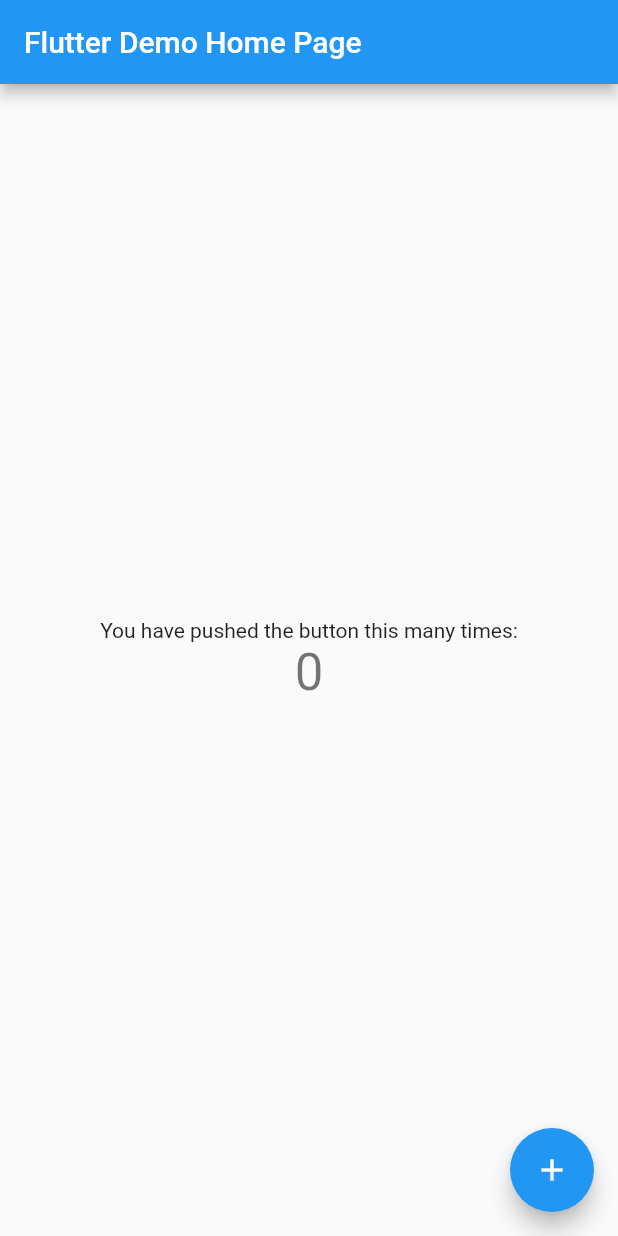
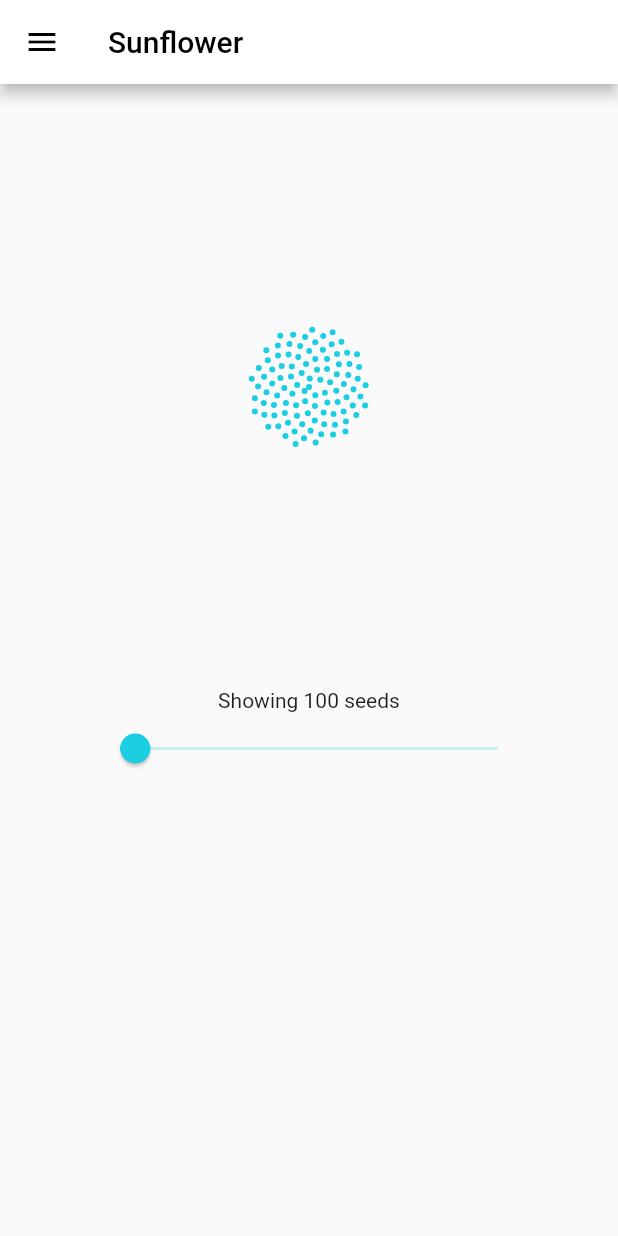
Before and after one commit to dmupster1/my_app, a Flutter app: the screen it shows after launch, on a phone screen of 412 x 824 dp. Run offline on Flutter 3.47's test engine with Material 2 defaults, Android fonts, the phone set to English and light mode, and no system bars.

Commit message:
hey tehere

```diff
--- a/lib/main.dart
+++ b/lib/main.dart
@@ -1,120 +1,147 @@
+// Copyright 2019 the Dart project authors. All rights reserved.
+// Use of this source code is governed by a BSD-style license
+// that can be found in the LICENSE file.
+
+import 'dart:math' as math;
 import 'package:flutter/material.dart';
 
-String getFullName(String firstName, String lastName) {
-  return '$firstName $lastName';
+const Color primaryColor = Color.fromARGB(255, 27, 206, 226);
+const TargetPlatform platform = TargetPlatform.android;
+
+void main() {
+  runApp(Sunflower());
 }
 
-void main() {
-  runApp(const MyApp());
+class SunflowerPainter extends CustomPainter {
+  static const seedRadius = 2.0;
+  static const scaleFactor = 4;
+  static const tau = math.pi * 2;
+
+  static final phi = (math.sqrt(5) + 1) / 2;
+
+  final int seeds;
+
+  SunflowerPainter(this.seeds);
+
+  @override
+  void paint(Canvas canvas, Size size) {
+    final center = size.width / 2;
+
+    for (var i = 0; i < seeds; i++) {
+      final theta = i * tau / phi;
+      final r = math.sqrt(i) * scaleFactor;
+      final x = center + r * math.cos(theta);
+      final y = center - r * math.sin(theta);
+      final offset = Offset(x, y);
+      if (!size.contains(offset)) {
+        continue;
       }
-
-class MyApp extends StatelessWidget {
-  const MyApp({super.key});
-
-  // This widget is the root of your application.
-  @override
-  Widget build(BuildContext context) {
-    print(getFullName("Usama", "Shaukat"));
-    return MaterialApp(
-      title: 'Flutter Demo',
-      theme: ThemeData(
-        // This is the theme of your application.
-        //
-        // Try running your application with "flutter run". You'll see the
-        // application has a blue toolbar. Then, without quitting the app, try
-        // changing the primarySwatch below to Colors.green and then invoke
-        // "hot reload" (press "r" in the console where you ran "flutter run",
-        // or simply save your changes to "hot reload" in a Flutter IDE).
-        // Notice that the counter didn't reset back to zero; the application
-        // is not restarted.
-        primarySwatch: Colors.blue,
-      ),
-      home: const MyHomePage(title: 'Flutter Demo Home Page'),
-    );
+      drawSeed(canvas, x, y);
     }
   }
 
-class MyHomePage extends StatefulWidget {
-  const MyHomePage({super.key, required this.title});
-
-  // This widget is the home page of your application. It is stateful, meaning
-  // that it has a State object (defined below) that contains fields that affect
-  // how it looks.
-
-  // This class is the configuration for the state. It holds the values (in this
-  // case the title) provided by the parent (in this case the App widget) and
-  // used by the build method of the State. Fields in a Widget subclass are
-  // always marked "final".
-
-  final String title;
-
   @override
-  State<MyHomePage> createState() => _MyHomePageState();
+  bool shouldRepaint(SunflowerPainter oldDelegate) {
+    return oldDelegate.seeds != seeds;
   }
 
-class _MyHomePageState extends State<MyHomePage> {
-  int _counter = 0;
+  // Draw a small circle representing a seed centered at (x,y).
+  void drawSeed(Canvas canvas, double x, double y) {
+    final paint = Paint()
+      ..strokeWidth = 2
+      ..style = PaintingStyle.fill
+      ..color = primaryColor;
+    canvas.drawCircle(Offset(x, y), seedRadius, paint);
+  }
+}
 
-  void _incrementCounter() {
-    setState(() {
-      // This call to setState tells the Flutter framework that something has
-      // changed in this State, which causes it to rerun the build method below
-      // so that the display can reflect the updated values. If we changed
-      // _counter without calling setState(), then the build method would not be
-      // called again, and so nothing would appear to happen.
-      _counter++;
-    });
+class Sunflower extends StatefulWidget {
+  @override
+  State<StatefulWidget> createState() {
+    return _SunflowerState();
   }
+}
+
+class _SunflowerState extends State<Sunflower> {
+  double seeds = 100.0;
+
+  int get seedCount => seeds.floor();
 
   @override
   Widget build(BuildContext context) {
-    // This method is rerun every time setState is called, for instance as done
-    // by the _incrementCounter method above.
-    //
-    // The Flutter framework has been optimized to make rerunning build methods
-    // fast, so that you can just rebuild anything that needs updating rather
-    // than having to individually change instances of widgets.
-    return Scaffold(
+    return MaterialApp(
+      debugShowCheckedModeBanner: false,
+      theme: ThemeData().copyWith(
+        platform: platform,
+        brightness: Brightness.dark,
+        sliderTheme: SliderThemeData.fromPrimaryColors(
+          primaryColor: primaryColor,
+          primaryColorLight: primaryColor,
+          primaryColorDark: primaryColor,
+          valueIndicatorTextStyle: const DefaultTextStyle.fallback().style,
+        ),
+      ),
+      home: Scaffold(
         appBar: AppBar(
-        // Here we take the value from the MyHomePage object that was created by
-        // the App.build method, and use it to set our appbar title.
-        title: Text(widget.title),
+          title: const Text("Sunflower"),
         ),
-      body: Center(
-        // Center is a layout widget. It takes a single child and positions it
-        // in the middle of the parent.
-        child: Column(
-          // Column is also a layout widget. It takes a list of children and
-          // arranges them vertically. By default, it sizes itself to fit its
-          // children horizontally, and tries to be as tall as its parent.
-          //
-          // Invoke "debug painting" (press "p" in the console, choose the
-          // "Toggle Debug Paint" action from the Flutter Inspector in Android
-          // Studio, or the "Toggle Debug Paint" command in Visual Studio Code)
-          // to see the wireframe for each widget.
-          //
-          // Column has various properties to control how it sizes itself and
-          // how it positions its children. Here we use mainAxisAlignment to
-          // center the children vertically; the main axis here is the vertical
-          // axis because Columns are vertical (the cross axis would be
-          // horizontal).
-          mainAxisAlignment: MainAxisAlignment.center,
-          children: <Widget>[
-            const Text(
-              'You have pushed the button this many times:',
+        drawer: Drawer(
+          child: ListView(
+            children: const [
+              DrawerHeader(
+                child: Center(
+                  child: Text(
+                    "Sunflower 🌻",
+                    style: TextStyle(fontSize: 32),
                   ),
-            Text(
-              '$_counter',
-              style: Theme.of(context).textTheme.headlineMedium,
+                ),
               ),
             ],
           ),
         ),
-      floatingActionButton: FloatingActionButton(
-        onPressed: _incrementCounter,
-        tooltip: 'Increment',
-        child: const Icon(Icons.add),
-      ), // This trailing comma makes auto-formatting nicer for build methods.
+        body: Container(
+          constraints: const BoxConstraints.expand(),
+          decoration: BoxDecoration(
+            border: Border.all(
+              color: Colors.transparent,
+            ),
+          ),
+          child: Column(
+            crossAxisAlignment: CrossAxisAlignment.center,
+            mainAxisAlignment: MainAxisAlignment.start,
+            children: [
+              Container(
+                decoration: BoxDecoration(
+                  border: Border.all(
+                    color: Colors.transparent,
+                  ),
+                ),
+                child: SizedBox(
+                  width: 400,
+                  height: 400,
+                  child: CustomPaint(
+                    painter: SunflowerPainter(seedCount),
+                  ),
+                ),
+              ),
+              Text("Showing $seedCount seeds"),
+              ConstrainedBox(
+                constraints: const BoxConstraints.tightFor(width: 300),
+                child: Slider.adaptive(
+                  min: 20,
+                  max: 2000,
+                  value: seeds,
+                  onChanged: (newValue) {
+                    setState(() {
+                      seeds = newValue;
+                    });
+                  },
+                ),
+              ),
+            ],
+          ),
+        ),
+      ),
     );
   }
 }
```
Lines whose indentation alone changed are shown as unchanged.
